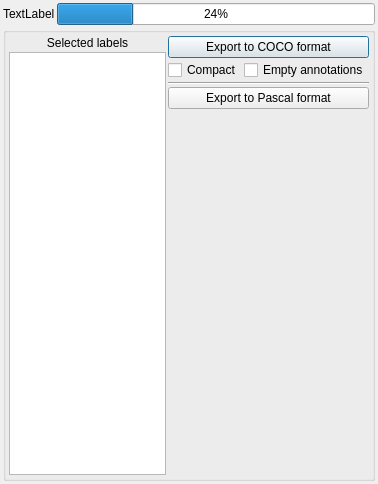
First picture: the form in src/dialogexporter.ui, repository otre99/TaggerTool, before the edit.
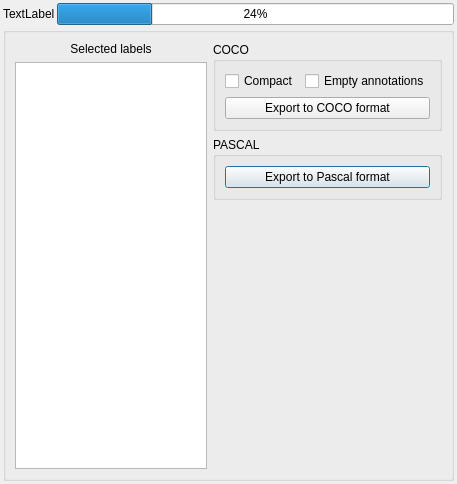
Second picture: the form after the edit.

The edit to the form file:
```diff
--- a/src/dialogexporter.ui
+++ b/src/dialogexporter.ui
@@ -6,7 +6,7 @@
    <rect>
     <x>0</x>
     <y>0</y>
-    <width>378</width>
+    <width>457</width>
     <height>484</height>
    </rect>
   </property>
@@ -61,91 +61,82 @@
      <property name="title">
       <string/>
      </property>
-     <layout class="QGridLayout" name="gridLayout">
-      <property name="leftMargin">
-       <number>3</number>
-      </property>
-      <property name="topMargin">
-       <number>3</number>
-      </property>
-      <property name="rightMargin">
-       <number>3</number>
-      </property>
-      <property name="bottomMargin">
-       <number>3</number>
-      </property>
-      <property name="spacing">
-       <number>2</number>
-      </property>
-      <item row="0" column="0" rowspan="5">
-       <layout class="QVBoxLayout" name="verticalLayout">
-        <property name="spacing">
-         <number>2</number>
+     <layout class="QGridLayout" name="gridLayout_4">
+      <item row="2" column="1">
+       <widget class="QGroupBox" name="groupBox_3">
+        <property name="sizePolicy">
+         <sizepolicy hsizetype="Preferred" vsizetype="Maximum">
+          <horstretch>0</horstretch>
+          <verstretch>0</verstretch>
+         </sizepolicy>
         </property>
-        <item>
-         <widget class="QLabel" name="label">
-          <property name="text">
-           <string>Selected labels</string>
-          </property>
-          <property name="alignment">
-           <set>Qt::AlignCenter</set>
-          </property>
-         </widget>
-        </item>
-        <item>
-         <widget class="QListWidget" name="listWidget">
-          <property name="sizePolicy">
-           <sizepolicy hsizetype="Expanding" vsizetype="MinimumExpanding">
-            <horstretch>0</horstretch>
-            <verstretch>0</verstretch>
-           </sizepolicy>
-          </property>
-          <property name="minimumSize">
-           <size>
-            <width>0</width>
-            <height>294</height>
-           </size>
-          </property>
-         </widget>
-        </item>
-       </layout>
-      </item>
-      <item row="0" column="1" colspan="2">
-       <widget class="QPushButton" name="pBExportCoco">
-        <property name="text">
-         <string>Export to COCO format</string>
+        <property name="title">
+         <string>PASCAL</string>
         </property>
+        <layout class="QGridLayout" name="gridLayout_3">
+         <item row="0" column="0">
+          <widget class="QPushButton" name="pBExportPascal">
+           <property name="text">
+            <string>Export to Pascal format</string>
+           </property>
+          </widget>
+         </item>
+        </layout>
        </widget>
       </item>
-      <item row="1" column="1">
-       <widget class="QCheckBox" name="checkBoxCompact">
-        <property name="text">
-         <string>Compact</string>
+      <item row="0" column="1" rowspan="2">
+       <widget class="QGroupBox" name="groupBox_2">
+        <property name="sizePolicy">
+         <sizepolicy hsizetype="Preferred" vsizetype="Maximum">
+          <horstretch>0</horstretch>
+          <verstretch>0</verstretch>
+         </sizepolicy>
         </property>
-       </widget>
-      </item>
-      <item row="1" column="2">
-       <widget class="QCheckBox" name="checkBoxEmptyAnn">
-        <property name="text">
-         <string>Empty annotations</string>
+        <property name="title">
+         <string>COCO</string>
         </property>
+        <layout class="QGridLayout" name="gridLayout">
+         <item row="0" column="0">
+          <widget class="QCheckBox" name="checkBoxCompact">
+           <property name="text">
+            <string>Compact</string>
+           </property>
+          </widget>
+         </item>
+         <item row="0" column="1">
+          <widget class="QCheckBox" name="checkBoxEmptyAnn">
+           <property name="text">
+            <string>Empty annotations</string>
+           </property>
+          </widget>
+         </item>
+         <item row="1" column="0" colspan="2">
+          <widget class="QPushButton" name="pBExportCoco">
+           <property name="text">
+            <string>Export to COCO format</string>
+           </property>
+          </widget>
+         </item>
+        </layout>
        </widget>
       </item>
-      <item row="2" column="1" colspan="2">
-       <widget class="Line" name="line">
-        <property name="orientation">
-         <enum>Qt::Horizontal</enum>
+      <item row="0" column="0">
+       <widget class="QLabel" name="label">
+        <property name="sizePolicy">
+         <sizepolicy hsizetype="Preferred" vsizetype="Maximum">
+          <horstretch>0</horstretch>
+          <verstretch>0</verstretch>
+         </sizepolicy>
         </property>
-       </widget>
-      </item>
-      <item row="3" column="1" colspan="2">
-       <widget class="QPushButton" name="pBExportPascal">
         <property name="text">
-         <string>Export to Pascal format</string>
+         <string>Selected labels</string>
         </property>
+        <property name="alignment">
+         <set>Qt::AlignCenter</set>
+        </property>
        </widget>
       </item>
-      <item row="4" column="1">
+      <item row="3" column="1">
        <spacer name="verticalSpacer">
         <property name="orientation">
          <enum>Qt::Vertical</enum>
@@ -158,6 +149,22 @@
         </property>
        </spacer>
       </item>
+      <item row="1" column="0" rowspan="3">
+       <widget class="QListWidget" name="listWidget">
+        <property name="sizePolicy">
+         <sizepolicy hsizetype="Expanding" vsizetype="MinimumExpanding">
+          <horstretch>0</horstretch>
+          <verstretch>0</verstretch>
+         </sizepolicy>
+        </property>
+        <property name="minimumSize">
+         <size>
+          <width>0</width>
+          <height>294</height>
+         </size>
+        </property>
+       </widget>
+      </item>
      </layout>
     </widget>
    </item>
```
